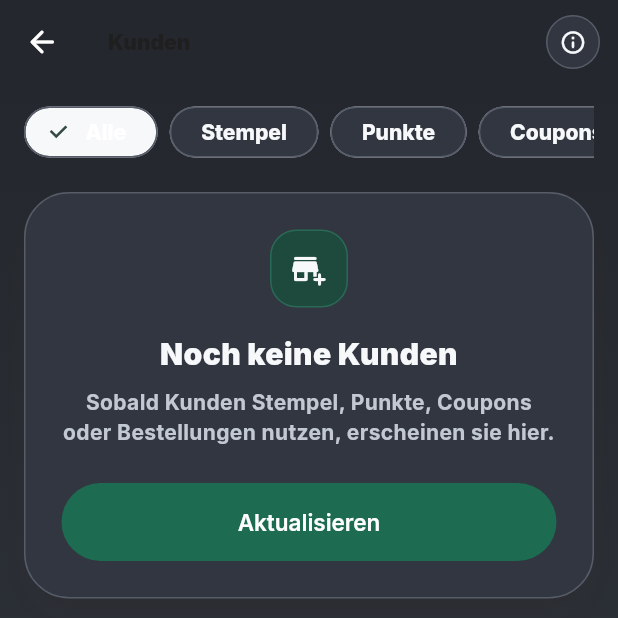
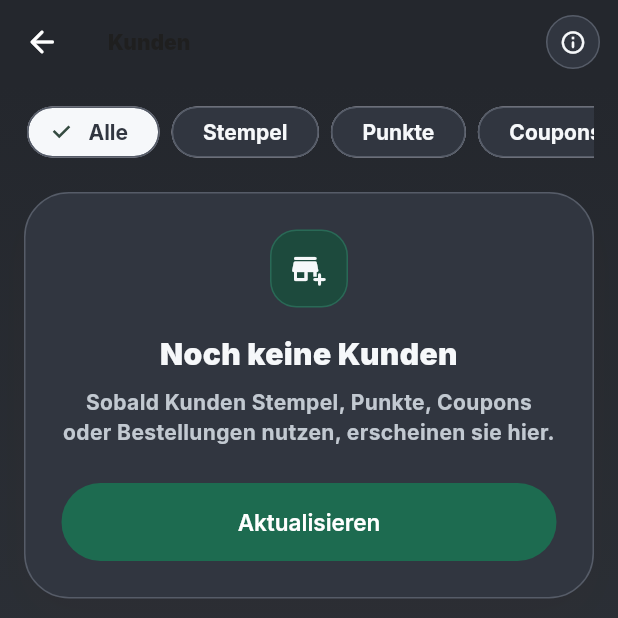
Before and after one commit to lifeofnabel/lokka, a Flutter app: the _MerchantCustomersView screen opened directly, on a phone screen of 412 x 824 dp, the top half of it. Run offline on Flutter 3.47's test engine with Material 3 defaults, Android fonts, the phone set to English and light mode, and no system bars; our stand-ins replace cached_network_image, cloud_firestore, file_picker, firebase_auth, firebase_core, firebase_messaging and 8 more; missing offline and left inert: crop_your_image, dart:html; accounts and stored records are empty.

Commit message:
Kunden (#62, #29): Cleanup, Politur & Listen-Virtualisierung
area:customers – alle 15 Findings aus dem Merchant-Audit:
- Service: echte Firestore-Doc-ID gewinnt ({...data, 'id': doc.id})
- Provider: memoisiert + Kopie (keine In-place-Mutation), lastVisited filtert Null-Datum, Fehler als i18n-Keys
- Model: leeres usedSystems-Array faellt auf Flag-Ableitung zurueck; id als ListView-Key
- Page: w700 statt w800/w900, Token statt Colors.white (+Kontrast-Fix), Touch-Target >=48dp, Besuchsdatum nur bei Wert, locale-bewusstes Datum, Chip-Padding
- #29: SliverList.builder statt Column-Spread; MerchantToolScaffold additiv um slivers erweitert
- i18n: common.none uebersetzt, common.error.* ergaenzt, system.orders -> Plural (de/en/ar)

Co-Authored-By: Claude Opus 4.8 (1M context) <noreply@anthropic.com>

```diff
--- a/lib/core/services/languageService.dart
+++ b/lib/core/services/languageService.dart
@@ -5,9 +5,13 @@ import 'package:flutter/services.dart';
 import '../constants/appStrings.dart';
 
 class LanguageService {
-  const LanguageService._(this._texts);
+  const LanguageService._(this._texts, {this.localeCode = AppStrings.fallbackLocale});
 
   final Map<String, String> _texts;
+
+  /// Aktiver Sprachcode (z. B. 'de', 'en', 'ar'). Quelle für locale-abhängige
+  /// Formatierungen (z. B. Datum), solange kein intl-Paket eingebunden ist.
+  final String localeCode;
 
   static Future<LanguageService> loadDefault() {
     return load(locale: AppStrings.defaultLocale);
@@ -19,6 +23,7 @@ class LanguageService {
       final json = jsonDecode(content) as Map<String, dynamic>;
       return LanguageService._(
         json.map((key, value) => MapEntry(key, value.toString())),
+        localeCode: locale,
       );
     } catch (_) {
       if (locale != AppStrings.fallbackLocale) {
@@ -158,6 +163,10 @@ class LanguageService {
       'common.all': 'Alle',
       'common.ready': 'Bereit',
       'common.error': 'Fehler',
+      'common.error.network': 'Verbindungsproblem. Bitte später erneut versuchen.',
+      'common.error.permission': 'Keine Berechtigung für diesen Bereich.',
+      'common.error.generic': 'Etwas ist schiefgelaufen. Bitte erneut versuchen.',
+      'common.none': 'Keine',
       'common.errorTitle': 'Das hat nicht geklappt.',
       'common.retry': 'Erneut versuchen',
       'common.loading': 'Lädt',
@@ -286,7 +295,7 @@ class LanguageService {
       'merchant.customers.system.stamps': 'Stempel',
       'merchant.customers.system.points': 'Punkte',
       'merchant.customers.system.coupons': 'Coupons',
-      'merchant.customers.system.orders': 'Bestellung',
+      'merchant.customers.system.orders': 'Bestellungen',
       'merchant.stamps.title': 'Stempelkarten',
       'merchant.stamps.subtitle':
           'Erstelle digitale Karten, die Kunden gern vollmachen.',
--- a/lib/features/merchant/customers/pages/merchantCustomersPage.dart
+++ b/lib/features/merchant/customers/pages/merchantCustomersPage.dart
@@ -40,31 +40,48 @@ class _MerchantCustomersView extends StatelessWidget {
       title: texts.text('merchant.customers.title'),
       subtitle: texts.text('merchant.customers.subtitle'),
       trailing: MerchantInfoTooltip(message: texts.text('merchant.customers.tooltip')),
-      child: provider.isLoading
-          ? const MerchantLoadingCards(count: 5)
+      // Slivers statt Column-Spread: Kundenkarten werden via SliverList.builder
+      // lazy gebaut (Virtualisierung), nicht alle gleichzeitig in den Widgetbaum.
+      slivers: provider.isLoading
+          ? const [SliverToBoxAdapter(child: MerchantLoadingCards(count: 5))]
           : provider.error != null
-              ? MerchantErrorState(message: provider.error!, onRetry: provider.load)
-              : Column(
-                  crossAxisAlignment: CrossAxisAlignment.stretch,
-                  children: [
-                    _FilterChips(provider: provider),
-                    const SizedBox(height: AppSpacing.md),
+              ? [
+                  SliverToBoxAdapter(
+                    child: MerchantErrorState(
+                      message: texts.text(provider.error!),
+                      onRetry: provider.load,
+                    ),
+                  ),
+                ]
+              : [
+                  SliverToBoxAdapter(
+                    child: Padding(
+                      padding: const EdgeInsets.only(bottom: AppSpacing.md),
+                      child: _FilterChips(provider: provider),
+                    ),
+                  ),
                   if (provider.visibleCustomers.isEmpty)
-                      MerchantEmptyState(
+                    SliverToBoxAdapter(
+                      child: MerchantEmptyState(
                         title: texts.text('merchant.customers.emptyTitle'),
                         message: texts.text('merchant.customers.emptyMessage'),
                         actionLabel: texts.text('common.refresh'),
                         onAction: provider.load,
+                      ),
                     )
                   else
-                      ...provider.visibleCustomers.map(
-                        (customer) => Padding(
+                    SliverList.builder(
+                      itemCount: provider.visibleCustomers.length,
+                      itemBuilder: (context, index) {
+                        final customer = provider.visibleCustomers[index];
+                        return Padding(
+                          key: ValueKey(customer.id),
                           padding: const EdgeInsets.only(bottom: 10),
                           child: _CustomerCard(customer: customer),
-                        ),
+                        );
+                      },
                     ),
                 ],
-                ),
     );
   }
 }
@@ -79,6 +96,9 @@ class _FilterChips extends StatelessWidget {
     final texts = context.watch<LanguageService>();
     return SingleChildScrollView(
       scrollDirection: Axis.horizontal,
+      // Symmetrisches Rand-Padding: erste/letzte Chip-Kante liegt nicht bündig und
+      // beide Seiten zeigen eine kleine Scroll-Affordanz.
+      padding: const EdgeInsets.symmetric(horizontal: 2),
       child: Row(
         children: [
           _FilterChip(
@@ -136,12 +156,16 @@ class _FilterChip extends StatelessWidget {
         label: Text(label),
         selected: selected,
         onSelected: (_) => onTap(),
+        // Touch-Target >= 48dp sicherstellen.
+        materialTapTargetSize: MaterialTapTargetSize.padded,
         selectedColor: MerchantPremiumColors.ink,
         backgroundColor: MerchantPremiumColors.surface,
         side: const BorderSide(color: MerchantPremiumColors.line),
         labelStyle: TextStyle(
-          color: selected ? Colors.white : MerchantPremiumColors.ink,
-          fontWeight: FontWeight.w800,
+          // Selektiert liegt das Label auf hellem ink-Grund -> dunkles Token statt
+          // hartem Colors.white (das war auf hellem Grund praktisch unsichtbar).
+          color: selected ? MerchantPremiumColors.surface : MerchantPremiumColors.ink,
+          fontWeight: FontWeight.w700,
         ),
       ),
     );
@@ -173,7 +197,7 @@ class _CustomerCard extends StatelessWidget {
                 _initials(name),
                 style: const TextStyle(
                   color: MerchantPremiumColors.ink,
-                  fontWeight: FontWeight.w900,
+                  fontWeight: FontWeight.w700,
                 ),
               ),
             ),
@@ -190,17 +214,21 @@ class _CustomerCard extends StatelessWidget {
                   style: const TextStyle(
                     color: MerchantPremiumColors.ink,
                     fontSize: 17,
-                    fontWeight: FontWeight.w900,
+                    fontWeight: FontWeight.w700,
                   ),
                 ),
+                // 'Letzter Besuch' nur zeigen, wenn ein Datum existiert – sonst
+                // klebte ein 'Keine'/'none' an der Zeile.
+                if (customer.lastVisitAt != null) ...[
                   const SizedBox(height: 5),
                   Text(
-                  '${texts.text('merchant.customers.lastVisit')}: ${_dateLabel(context, customer.lastVisitAt)}',
+                    '${texts.text('merchant.customers.lastVisit')}: ${_formatDate(texts, customer.lastVisitAt!)}',
                     style: const TextStyle(
                       color: MerchantPremiumColors.muted,
                       fontWeight: FontWeight.w700,
                     ),
                   ),
+                ],
                 const SizedBox(height: 8),
                 Wrap(
                   spacing: 6,
@@ -236,8 +264,8 @@ class _SystemPill extends StatelessWidget {
         label,
         style: const TextStyle(
           color: MerchantPremiumColors.ink,
-          fontSize: 11,
-          fontWeight: FontWeight.w900,
+          fontSize: 12,
+          fontWeight: FontWeight.w700,
         ),
       ),
     );
@@ -254,11 +282,15 @@ String _systemLabel(LanguageService texts, String system) {
   };
 }
 
-String _dateLabel(BuildContext context, DateTime? value) {
-  if (value == null) return context.read<LanguageService>().text('common.none');
+// Locale-bewusste, kompakte Datumsausgabe ohne intl-Paket.
+String _formatDate(LanguageService texts, DateTime value) {
   final day = value.day.toString().padLeft(2, '0');
   final month = value.month.toString().padLeft(2, '0');
-  return '$day.$month.${value.year}';
+  final year = value.year.toString();
+  return switch (texts.localeCode) {
+    'en' => '$month/$day/$year',
+    _ => '$day.$month.$year', // de/ar: Tag.Monat.Jahr
+  };
 }
 
 String _initials(String value) {
--- a/lib/features/merchant/customers/services/merchantCustomersService.dart
+++ b/lib/features/merchant/customers/services/merchantCustomersService.dart
@@ -30,7 +30,9 @@ class MerchantCustomersService {
         .limit(customersPageLimit)
         .get();
     final customers = snapshot.docs
-        .map((doc) => MerchantCustomerModel.fromMap({'id': doc.id, ...doc.data()}))
+        // doc.data() zuerst spreaden, dann doc.id setzen: so gewinnt immer die
+        // echte Firestore-Doc-ID, auch wenn im Dokument ein 'id'-Feld gespeichert ist.
+        .map((doc) => MerchantCustomerModel.fromMap({...doc.data(), 'id': doc.id}))
         .toList();
     customers.sort((a, b) {
       final aDate = a.lastVisitAt ?? DateTime(0);
--- a/lib/features/merchant/tools/widgets/merchantToolUi.dart
+++ b/lib/features/merchant/tools/widgets/merchantToolUi.dart
@@ -12,15 +12,24 @@ class MerchantToolScaffold extends StatelessWidget {
     super.key,
     required this.title,
     required this.subtitle,
-    required this.child,
+    this.child,
+    this.slivers,
     this.trailing,
     this.backPath,
     this.showHeader = false,
-  });
+  }) : assert(child != null || slivers != null,
+            'MerchantToolScaffold braucht entweder child oder slivers');
 
   final String title;
   final String subtitle;
-  final Widget child;
+
+  /// Einfacher Body in einem ListView (Standard). Für lange Listen stattdessen
+  /// [slivers] nutzen – dort werden Einträge dank CustomScrollView wirklich lazy
+  /// gebaut. Genau eines von [child] / [slivers] angeben.
+  final Widget? child;
+
+  /// Optionaler Sliver-Body für echte Virtualisierung (z. B. SliverList.builder).
+  final List<Widget>? slivers;
   final Widget? trailing;
   final String? backPath;
 
@@ -79,11 +88,47 @@ class MerchantToolScaffold extends StatelessWidget {
           child: Center(
             child: ConstrainedBox(
               constraints: const BoxConstraints(maxWidth: 980),
-              child: ListView(
+              child: slivers != null
+                  ? CustomScrollView(
+                      slivers: [
+                        SliverPadding(
+                          padding: const EdgeInsets.fromLTRB(16, 8, 16, 0),
+                          sliver: SliverToBoxAdapter(
+                            child: showHeader
+                                ? Padding(
+                                    padding: const EdgeInsets.only(bottom: AppSpacing.lg),
+                                    child: _header(),
+                                  )
+                                : const SizedBox.shrink(),
+                          ),
+                        ),
+                        for (final sliver in slivers!)
+                          SliverPadding(
+                            padding: const EdgeInsets.symmetric(horizontal: 16),
+                            sliver: sliver,
+                          ),
+                        const SliverToBoxAdapter(child: SizedBox(height: 30)),
+                      ],
+                    )
+                  : ListView(
                       padding: const EdgeInsets.fromLTRB(16, 8, 16, 30),
                       children: [
                         if (showHeader) ...[
-                    Container(
+                          _header(),
+                          const SizedBox(height: AppSpacing.lg),
+                        ],
+                        child!,
+                      ],
+                    ),
+            ),
+          ),
+        ),
+      ),
+    );
+  }
+
+  Widget _header() {
+    return Container(
       padding: const EdgeInsets.fromLTRB(6, 4, 6, 2),
       child: Column(
         crossAxisAlignment: CrossAxisAlignment.start,
@@ -109,16 +154,6 @@ class MerchantToolScaffold extends StatelessWidget {
             ),
           ),
         ],
-                      ),
-                    ),
-                    const SizedBox(height: AppSpacing.lg),
-                  ],
-                  child,
-                ],
-              ),
-            ),
-          ),
-        ),
       ),
     );
   }
```
Also changed, not shown: lib/features/merchant/customers/models/merchantCustomerModel.dart (+8 -3 lines), lib/features/merchant/customers/providers/merchantCustomersProvider.dart (+30 -4 lines), assets/i18n/ar.json, assets/i18n/de.json, assets/i18n/en.json. Lines whose indentation alone changed are shown as unchanged.
